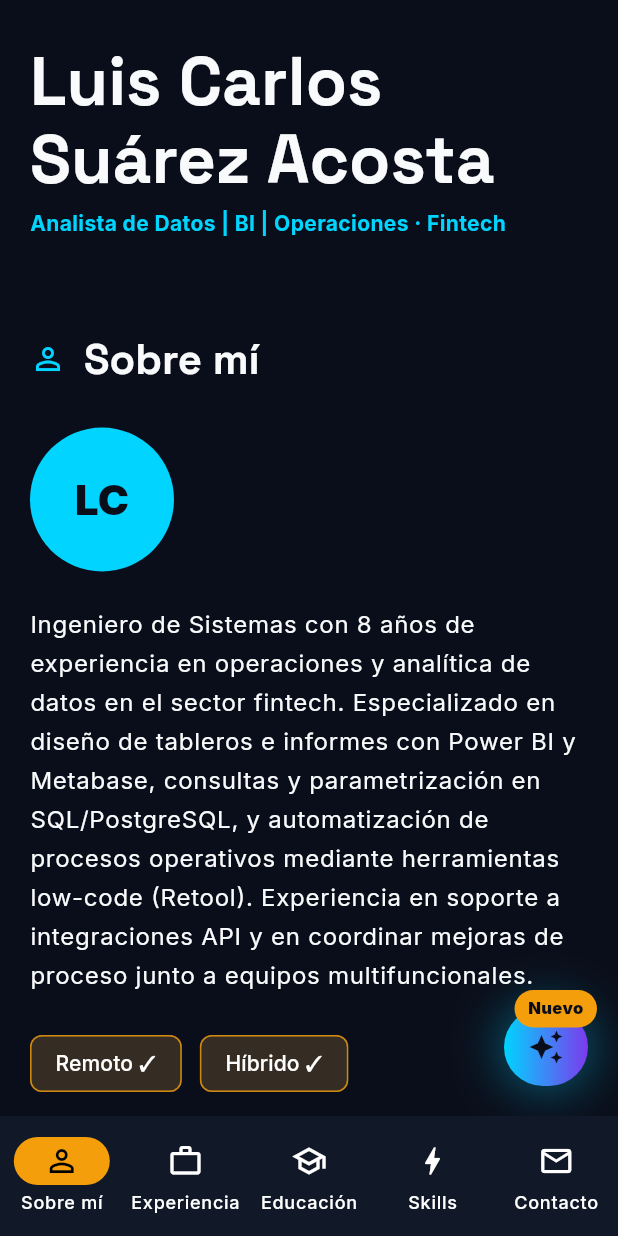
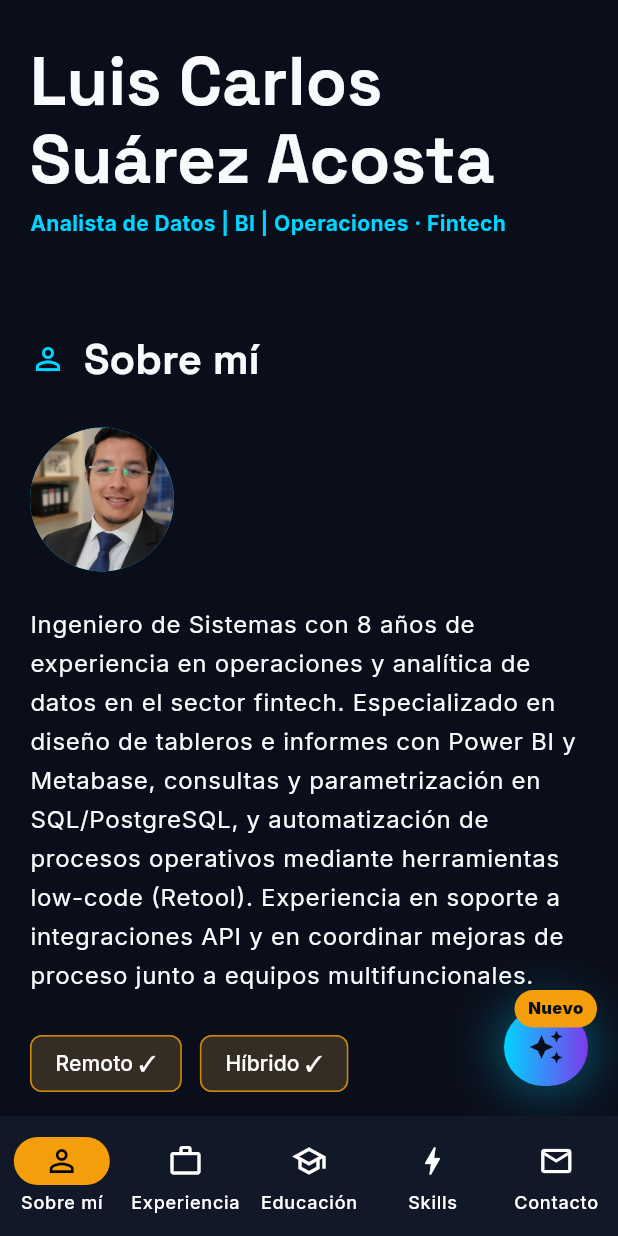
Before and after one commit to LuisSuarez89/Portafolio, a Flutter app: the screen it shows after launch, on a phone screen of 412 x 824 dp. Run offline on Flutter 3.47's test engine with Material 3 defaults, Android fonts, the phone set to English and light mode, and no system bars; drawn by our look-alikes of flutter_animate; our stand-ins replace flutter_markdown, google_fonts; missing offline and left inert: dart:html.

```diff
--- a/lib/pages/about_section.dart
+++ b/lib/pages/about_section.dart
@@ -4,7 +4,7 @@ import '../data/cv_data.dart';
 import '../theme/app_theme.dart';
 import '../widgets/section_title.dart';
 
-const _profileImagePath = 'assets/images/foto_perfil.jpg';
+const _profileImagePath = 'assets/images/foto_perfil.png';
 
 class AboutSection extends StatelessWidget {
   const AboutSection({super.key});
--- a/pubspec.yaml
+++ b/pubspec.yaml
@@ -24,5 +24,5 @@ dev_dependencies:
 flutter:
   uses-material-design: true
   assets:
-    - assets/images/foto_perfil.jpg
+    - assets/images/foto_perfil.png
     - assets/files/cv_luis_suarez.pdf
```
Also changed, not shown: assets/images/foto_perfil.png (added), 19 other files.
